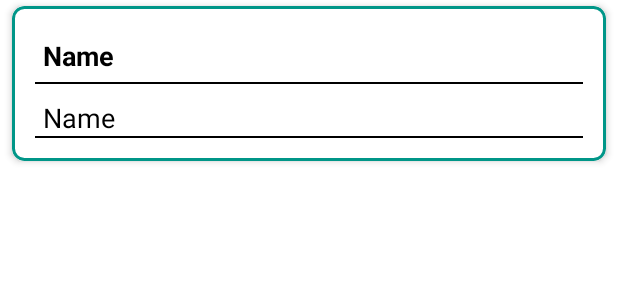
After one commit to vietthong812/mobile_android, an Android app: the layout word_item_result.xml on its own in the app's theme, with its tools: preview values and no code run, on a phone screen of 412 x 824 dp. The commit adds this screen. Shown: the top 300 px of the screen. Run offline under Robolectric (Android 15) with nearby library versions, the phone set to English and light mode, and no system bars; Roboto replaces fonts that are not available here.

Commit message:
Add feedback and display correct and wrong word for Result

```diff
--- a/EStudy_App/app/src/main/res/drawable/word_correct_many_time.xml
+++ b/EStudy_App/app/src/main/res/drawable/word_correct_many_time.xml
@@ -4,8 +4,8 @@
     <solid android:color="@color/white"/>
     <stroke
         android:color="@color/green"
-        android:width="4dp"/>
+        android:width="2dp"/>
     <corners
-        android:radius="8dp"/>
+        android:radius="7dp"/>
 
 </shape>
--- a/EStudy_App/app/src/main/res/drawable/word_wrong_many_time.xml
+++ b/EStudy_App/app/src/main/res/drawable/word_wrong_many_time.xml
@@ -4,8 +4,8 @@
     <solid android:color="@color/white"/>
     <stroke
         android:color="@color/deepred"
-        android:width="4dp"/>
+        android:width="2dp"/>
     <corners
-        android:radius="8dp"/>
+        android:radius="7dp"/>
 
 </shape>
--- /dev/null
+++ b/EStudy_App/app/src/main/res/layout/word_item_result.xml
@@ -0,0 +1,71 @@
+<?xml version="1.0" encoding="utf-8"?>
+<androidx.cardview.widget.CardView
+    xmlns:android="http://schemas.android.com/apk/res/android"
+    xmlns:app="http://schemas.android.com/apk/res-auto"
+    android:layout_width="match_parent"
+    android:layout_height="wrap_content"
+    android:layout_marginHorizontal="8dp"
+    android:layout_marginVertical="4dp"
+    android:foreground="?android:attr/selectableItemBackground"
+    android:clickable="true"
+    android:focusable="true"
+
+    app:cardCornerRadius="8dp"
+    app:cardElevation="3dp">
+
+    <LinearLayout
+        android:id="@+id/backgroundForWordResult"
+        android:layout_width="match_parent"
+        android:layout_height="wrap_content"
+        android:padding="15dp"
+        android:orientation="horizontal"
+        android:background="@drawable/word_correct_many_time"
+        android:gravity="center_vertical">
+        <LinearLayout
+            android:layout_width="match_parent"
+            android:layout_height="wrap_content"
+            android:layout_weight="1"
+            android:orientation="vertical">
+            <TextView
+                android:layout_width="match_parent"
+                android:layout_height="wrap_content"
+                android:layout_margin="5dp"
+                android:layout_weight="1"
+                android:gravity="left"
+                android:text="Name"
+                android:textColor="@color/black"
+                android:textStyle="bold"
+                android:textSize="18sp"
+                android:layout_gravity="center"
+                android:id="@+id/wordResult"
+                />
+            <View
+                android:layout_width="match_parent"
+                android:layout_height="1dp"
+                android:background="@color/black"
+                />
+            <TextView
+                android:layout_width="match_parent"
+                android:layout_height="wrap_content"
+                android:layout_weight="1"
+                android:layout_marginHorizontal="5dp"
+                android:layout_marginTop="10dp"
+                android:gravity="left"
+                android:text="Name"
+                android:textSize="18dp"
+                android:textColor="@color/black"
+                android:layout_gravity="center"
+                android:id="@+id/wordMeanResult"
+                />
+            <View
+                android:layout_width="match_parent"
+                android:layout_height="1dp"
+                android:background="@color/black"
+                />
+
+        </LinearLayout>
+
+
+    </LinearLayout>
+
+</androidx.cardview.widget.CardView>
```
Also changed, not shown: EStudy_App/app/src/main/java/tdtu/EStudy_App/activities/HocFlashCard.java (+10 -2 lines), EStudy_App/app/src/main/java/tdtu/EStudy_App/activities/HocGoTu.java (+7 -1 lines), EStudy_App/app/src/main/java/tdtu/EStudy_App/activities/HocTracNghiem.java (+7 -0 lines), EStudy_App/app/src/main/java/tdtu/EStudy_App/activities/KetQuaHocTap.java (+58 -48 lines), EStudy_App/app/src/main/java/tdtu/EStudy_App/adapters/CardAdapter.java (+12 -0 lines), EStudy_App/app/src/main/java/tdtu/EStudy_App/adapters/WordListResultAdapter.java (added, +74 -0 lines), EStudy_App/app/src/main/res/layout/study_result.xml (+6 -16 lines).
